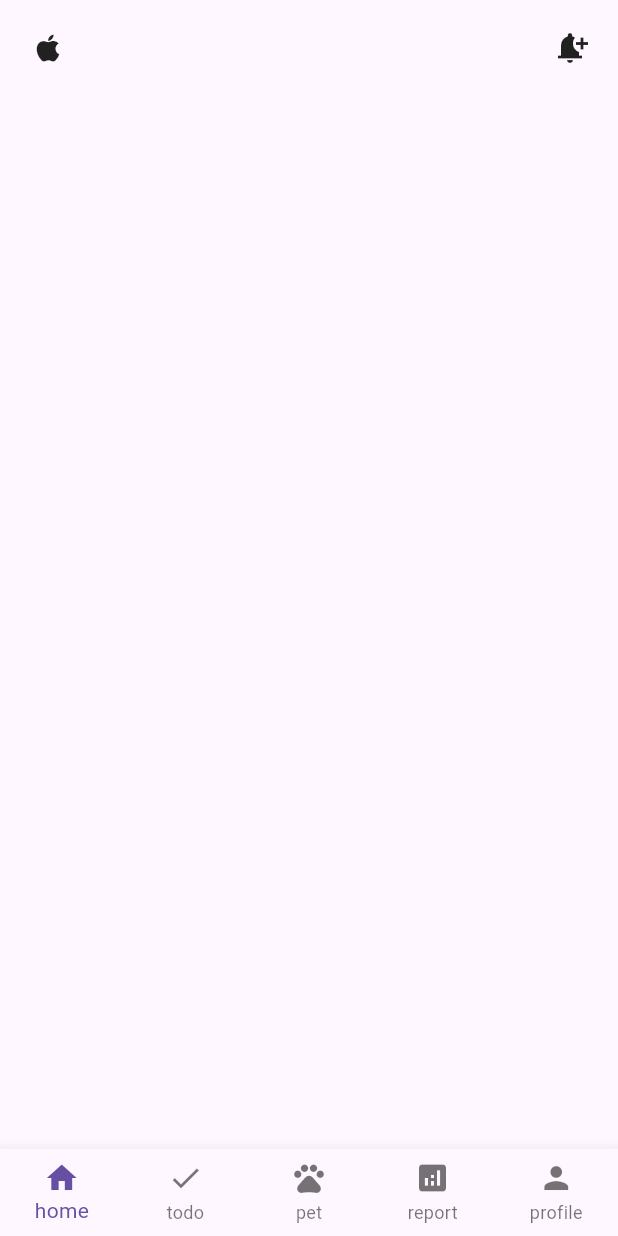
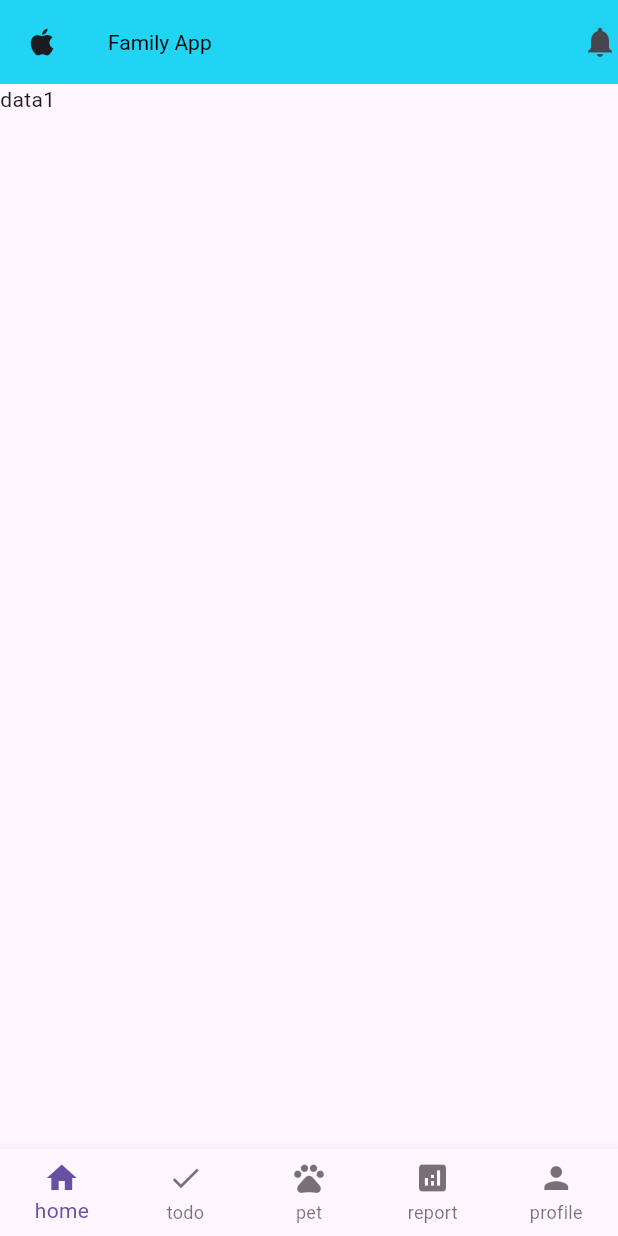
Before and after one commit to 96Jerry/flutter-practice, a Flutter app: the screen it shows after launch, on a phone screen of 412 x 824 dp. Run offline on Flutter 3.47's test engine with Material 3 defaults, Android fonts, the phone set to English and light mode, and no system bars; our stand-ins replace get.

Commit message:
feat: home page basic structure with BottomNavBar

```diff
--- a/lib/main.dart
+++ b/lib/main.dart
@@ -1,130 +1,24 @@
 import 'package:flutter/material.dart';
+import 'package:get/get.dart';
+import 'package:my_first_flutter_project/src/app.dart';
+import 'package:my_first_flutter_project/src/bindings/int_binding.dart';
+import 'package:my_first_flutter_project/src/controller/bottom_nav_controller.dart';
 
 void main() {
   runApp(MyApp());
 }
 
-class MyApp extends StatelessWidget {
+class MyApp extends GetView<BottomNavController> {
   @override
   Widget build(BuildContext context) {
-    return MaterialApp(title: 'myApp', home: MyHomePage());
+    return GetMaterialApp(
+        title: 'myApp',
+        theme: ThemeData(
+            primarySwatch: Colors.blue,
+            appBarTheme: AppBarTheme(
+                backgroundColor: Colors.white,
+                titleTextStyle: TextStyle(color: Colors.black))),
+        initialBinding: IntBinding(),
+        home: MyHomePage());
   }
 }
-
-class MyHomePage extends StatelessWidget {
-  @override
-  Widget build(BuildContext context) {
-    return Scaffold(
-        bottomNavigationBar: BottomNavigationBar(
-          type: BottomNavigationBarType.fixed,
-          items: [
-            BottomNavigationBarItem(
-              icon: Icon(
-                Icons.home,
-              ),
-              label: 'home',
-            ),
-            BottomNavigationBarItem(
-                icon: Icon(
-                  Icons.check,
-                ),
-                label: 'todo'),
-            BottomNavigationBarItem(
-                icon: Icon(
-                  Icons.pets,
-                ),
-                label: 'pet'),
-            BottomNavigationBarItem(
-                icon: Icon(
-                  Icons.analytics,
-                ),
-                label: 'report'),
-            BottomNavigationBarItem(
-                icon: Icon(
-                  Icons.person,
-                ),
-                label: 'profile'),
-          ],
-        ),
-        body: Column(
-          children: [
-            Row(
-              children: [
-                Container(margin: EdgeInsets.all(20), child: Icon(Icons.apple)),
-                Spacer(),
-                Container(
-                    margin: EdgeInsets.all(20),
-                    child: Icon(Icons.notification_add))
-              ],
-            )
-          ],
-        ));
-  }
-}
-
-class BasicStructure extends StatefulWidget {
-  @override
-  State<BasicStructure> createState() => _BasicStructureState();
-}
-
-class _BasicStructureState extends State<BasicStructure> {
-  @override
-  Widget build(BuildContext context) {
-    throw UnimplementedError();
-  }
-}
-
-// class MyApp extends StatelessWidget {
-//   const MyApp({super.key});
-
-//   @override
-//   Widget build(BuildContext context) {
-//     return ChangeNotifierProvider(
-//       create: (context) => MyAppState(),
-//       child: MaterialApp(
-//         title: 'Namer App',
-//         theme: ThemeData(
-//           useMaterial3: true,
-//           colorScheme: ColorScheme.fromSeed(seedColor: Colors.blue),
-//         ),
-//         home: MyHomePage(),
-//       ),
-//     );
-//   }
-// }
-
-// class MyAppState extends ChangeNotifier {}
-
-// class MyHomePage extends StatefulWidget {
-//   @override
-//   State<MyHomePage> createState() => _MyHomePageState();
-// }
-
-// class _MyHomePageState extends State<MyHomePage> {
-//   late Future futureData;
-
-//   @override
-//   void initState() {
-//     super.initState();
-//     futureData = fetchData('/');
-//   }
-
-//   @override
-//   Widget build(BuildContext context) {
-//     return Center(
-//       child: FutureBuilder(
-//         future: futureData,
-//         builder: (context, snapshot) {
-//           if (snapshot.connectionState == ConnectionState.done) {
-//             if (snapshot.hasError) {
-//               return Text('something went wrong');
-//             }
-//             return Text('${snapshot.data}');
-//           } else {
-//             return CircularProgressIndicator();
-//           }
-//         },
-//       ),
-//     );
-//   }
-// }
--- /dev/null
+++ b/lib/src/app.dart
@@ -0,0 +1,65 @@
+import 'package:flutter/material.dart';
+import 'package:get/get.dart';
+import 'package:my_first_flutter_project/src/controller/bottom_nav_controller.dart';
+
+class MyHomePage extends GetView<BottomNavController> {
+  @override
+  Widget build(BuildContext context) {
+    return PopScope(
+      onPopInvoked: controller.popAction,
+      canPop: false,
+      child: Obx(
+        () => Scaffold(
+          appBar: AppBar(
+              backgroundColor: const Color.fromARGB(255, 33, 212, 243),
+              leading: Icon(Icons.apple),
+              title: Text('Family App'),
+              actions: [Icon(Icons.notifications)]),
+          body: IndexedStack(
+            index: controller.pageIndex.value,
+            children: [
+              Text('data1'),
+              Text('data2'),
+              Text('data3'),
+              Text('data4'),
+              Text('data5')
+            ],
+          ),
+          bottomNavigationBar: BottomNavigationBar(
+            type: BottomNavigationBarType.fixed,
+            currentIndex: controller.pageIndex.value,
+            onTap: controller.changeBottomNav,
+            items: [
+              BottomNavigationBarItem(
+                icon: Icon(
+                  Icons.home,
+                ),
+                label: 'home',
+              ),
+              BottomNavigationBarItem(
+                  icon: Icon(
+                    Icons.check,
+                  ),
+                  label: 'todo'),
+              BottomNavigationBarItem(
+                  icon: Icon(
+                    Icons.pets,
+                  ),
+                  label: 'pet'),
+              BottomNavigationBarItem(
+                  icon: Icon(
+                    Icons.analytics,
+                  ),
+                  label: 'report'),
+              BottomNavigationBarItem(
+                  icon: Icon(
+                    Icons.person,
+                  ),
+                  label: 'profile'),
+            ],
+          ),
+        ),
+      ),
+    );
+  }
+}
--- /dev/null
+++ b/lib/src/bindings/int_binding.dart
@@ -0,0 +1,9 @@
+import 'package:get/get.dart';
+import 'package:my_first_flutter_project/src/controller/bottom_nav_controller.dart';
+
+class IntBinding extends Bindings {
+  @override
+  void dependencies() {
+    Get.put(BottomNavController());
+  }
+}
--- a/pubspec.yaml
+++ b/pubspec.yaml
@@ -1,12 +1,12 @@
 name: my_first_flutter_project
 description: "My First Flutter Project."
 
-publish_to: 'none' # Remove this line if you wish to publish to pub.dev
+publish_to: "none" # Remove this line if you wish to publish to pub.dev
 
 version: 1.0.0+1
 
 environment:
-  sdk: '>=3.3.4 <4.0.0'
+  sdk: ">=3.3.4 <4.0.0"
 
 dependencies:
   flutter:
@@ -15,6 +15,7 @@ dependencies:
   english_words: ^4.0.0
   provider: ^6.0.0
   http: ^1.2.1
+  get:
 
 dev_dependencies:
   flutter_test:
```
Also changed, not shown: lib/src/components/message_popup.dart (added, +83 -0 lines), lib/src/controller/bottom_nav_controller.dart (added, +66 -0 lines), lib/src/pages/login.dart (added, +8 -0 lines), lib/src/service/api.service.dart (renamed from lib/service/api.service.dart), pubspec.lock.
